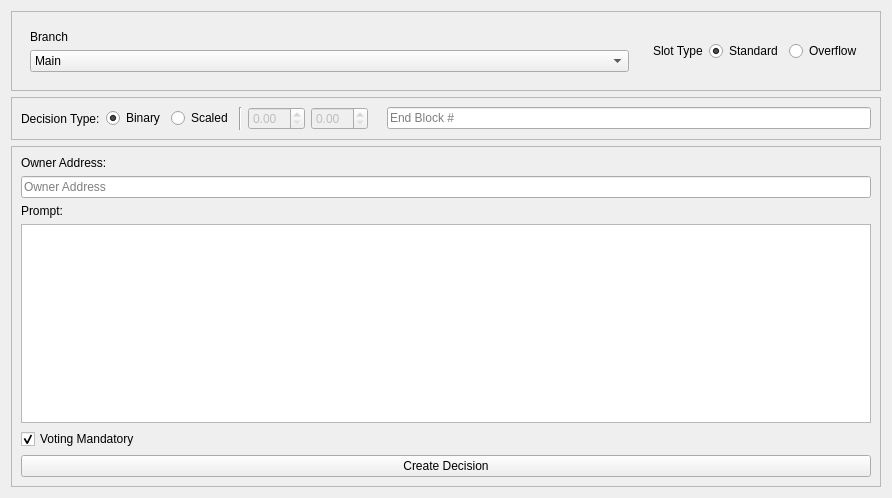
Old version of the form src/qt/forms/decisioncreationwidget.ui in the repository brishtiteveja/truthcoin-cpp.
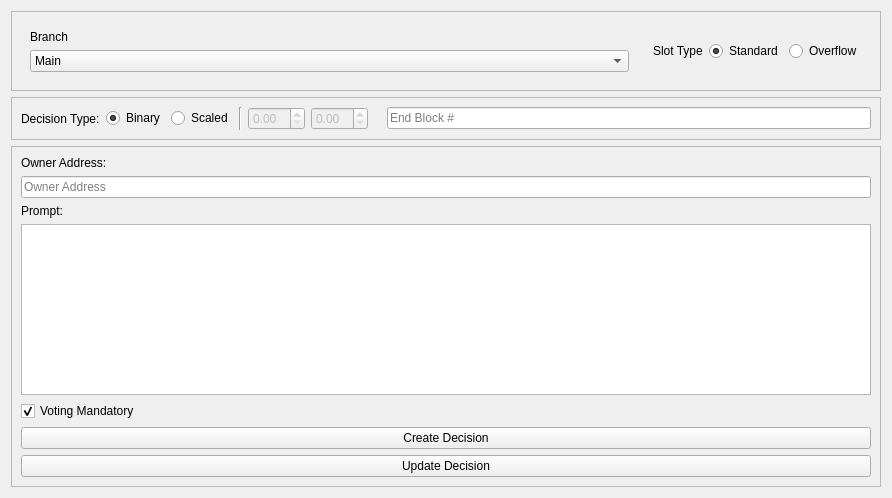
New version of the form.

Commit message: Added view code to edit pending markets and decisions

Patch:
```diff
--- a/src/qt/forms/decisioncreationwidget.ui
+++ b/src/qt/forms/decisioncreationwidget.ui
@@ -232,6 +232,13 @@
         </property>
        </widget>
       </item>
+      <item>
+       <widget class="QPushButton" name="pushButtonUpdateDecision">
+        <property name="text">
+         <string>Update Decision</string>
+        </property>
+       </widget>
+      </item>
      </layout>
     </widget>
    </item>
```
The commit also changes 10 other files.
